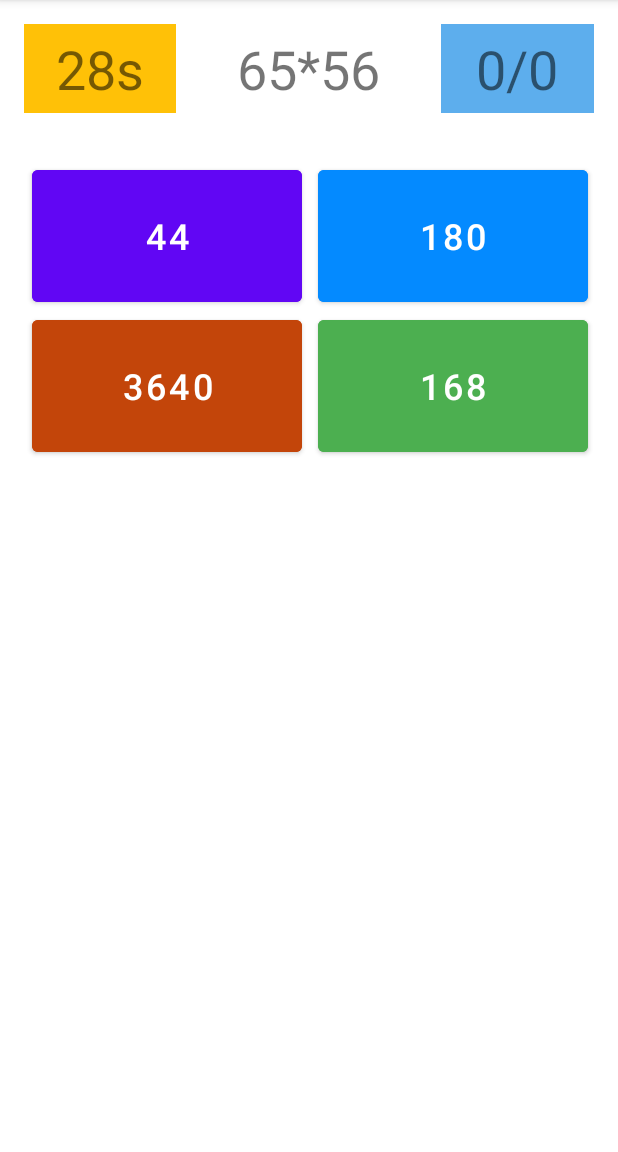
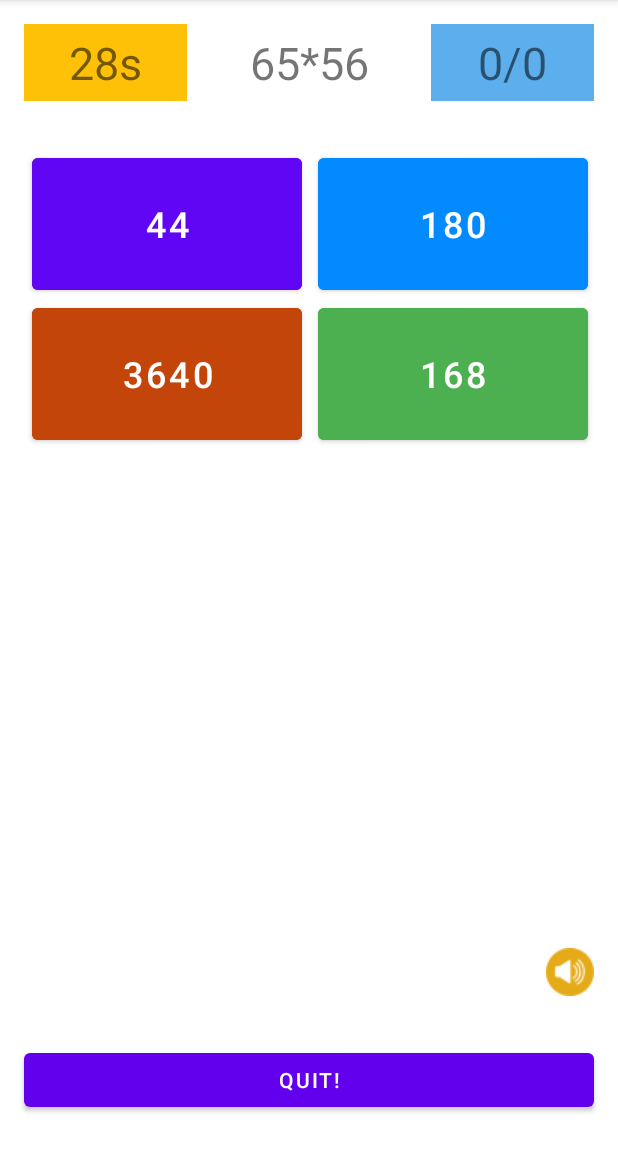
Before and after one commit to yyyeler/androidProjects, an Android app: the screen it shows after launch (MainActivity), after a tap on "PLAY", on a phone screen of 412 x 824 dp, the part 84-1236 px from its top. Run offline under Robolectric (Android 15) with nearby library versions, the phone set to English and light mode, and no system bars.

Commit message:
Brain App is updated.

```diff
--- a/ExampleAppVideo70/app/src/main/java/yyy/myappcompany/exampleappvideo70/MainActivity.java
+++ b/ExampleAppVideo70/app/src/main/java/yyy/myappcompany/exampleappvideo70/MainActivity.java
@@ -3,7 +3,9 @@ package yyy.myappcompany.exampleappvideo70;
 import androidx.appcompat.app.AppCompatActivity;
 import androidx.gridlayout.widget.GridLayout;
 
+import android.content.Context;
 import android.graphics.Color;
+import android.media.AudioManager;
 import android.media.MediaPlayer;
 import android.os.Bundle;
 import android.os.CountDownTimer;
@@ -19,12 +21,16 @@ import java.util.Random;
 public class MainActivity extends AppCompatActivity {
     Button showBtn;
     Button a,b,c,d;
+    ImageButton soundBtn;
     TextView txt,timeText,questionText,ratioText,resultText;
     LinearLayout tab;
     GridLayout grid;
     Random random = new Random();
     int answer;
     MediaPlayer mediaPlayer;
+    boolean isMute=false;
+    boolean isPlay=true;
+    CountDownTimer cmt;
 
     public void play(View view)
     {
@@ -33,17 +39,59 @@ public class MainActivity extends AppCompatActivity {
         tab = findViewById(R.id.tab);
         grid = findViewById(R.id.grid);
         resultText = findViewById(R.id.result);
+        ratioText = findViewById(R.id.ratioText);
+        soundBtn = findViewById(R.id.soundBtn);
 
-
-        showBtn.setVisibility(View.INVISIBLE);
+        if(isPlay)
+        {
             txt.setVisibility(View.INVISIBLE);
             grid.setVisibility(View.VISIBLE);
             tab.setVisibility(View.VISIBLE);
             resultText.setText("");
+            showBtn.setText("QUIT!");
 
             runTheClock(30);
             answer = makeQuestion();
             makeTheChoices(answer);
+
+            a.setEnabled(true);
+            b.setEnabled(true);
+            c.setEnabled(true);
+            d.setEnabled(true);
+            ratioText.setText("0/0");
+            soundBtn.setVisibility(View.VISIBLE);
+            isPlay=false;
+        }
+        else
+        {
+
+            showBtn.setText("PLAY!");
+            txt.setVisibility(View.VISIBLE);
+            grid.setVisibility(View.INVISIBLE);
+            tab.setVisibility(View.INVISIBLE);
+            resultText.setText("");
+            soundBtn.setVisibility(View.INVISIBLE);
+            isPlay=true;
+            cmt.cancel();
+        }
+
+    }
+
+    public void arrangeSound(View view)
+    {
+        if(isMute)
+        {
+            soundBtn = findViewById(R.id.soundBtn);
+            soundBtn.setImageResource(R.drawable.speaker);
+            isMute=false;
+        }
+        else
+        {
+
+            soundBtn = findViewById(R.id.soundBtn);
+            soundBtn.setImageResource(R.drawable.mute);
+            isMute=true;
+        }
     }
 
     public void runTheClock(int seconds)
@@ -56,7 +104,7 @@ public class MainActivity extends AppCompatActivity {
         d = findViewById(R.id.D);
         showBtn = findViewById(R.id.play);
 
-        new CountDownTimer(seconds*1000,1000)
+        cmt=new CountDownTimer(seconds*1000,1000)
         {
             @Override
             public void onTick(long millisUntilFinished) {
@@ -73,8 +121,12 @@ public class MainActivity extends AppCompatActivity {
                 d.setEnabled(false);
                 showBtn.setText("PLAY AGAIN!");
                 showBtn.setVisibility(View.VISIBLE);
+                isPlay=true;
+                if(!isMute)
+                {
                     mediaPlayer = MediaPlayer.create(getApplicationContext(),R.raw.alarm);
                     mediaPlayer.start();
+                }
             }
             }.start();
     }
@@ -98,15 +150,21 @@ public class MainActivity extends AppCompatActivity {
             trueAns++;
             resultText.setTextColor(Color.GREEN);
             resultText.setText("True!");
-            mediaPlayer = MediaPlayer.create(getApplicationContext(),R.raw.correct);
+            if(!isMute)
+            {
+                mediaPlayer = MediaPlayer.create(getApplicationContext(), R.raw.correct);
                 mediaPlayer.start();
+            }
         }
         else
         {
             resultText.setTextColor(Color.RED);
             resultText.setText("Wrong!");
+            if(!isMute)
+            {
                 mediaPlayer = MediaPlayer.create(getApplicationContext(),R.raw.wrong);
                 mediaPlayer.start();
+            }
         }
 
         ratioText.setText((trueAns+"/"+allAns));
--- a/ExampleAppVideo70/app/src/main/res/layout/activity_main.xml
+++ b/ExampleAppVideo70/app/src/main/res/layout/activity_main.xml
@@ -2,9 +2,11 @@
 <androidx.constraintlayout.widget.ConstraintLayout xmlns:android="http://schemas.android.com/apk/res/android"
     xmlns:app="http://schemas.android.com/apk/res-auto"
     xmlns:tools="http://schemas.android.com/tools"
+    android:id="@+id/constraint"
     android:layout_width="match_parent"
     android:layout_height="match_parent"
-    android:backgroundTint="#00BCD4"
+    android:background="@color/white"
+    android:backgroundTint="@color/white"
     tools:context=".MainActivity">
 
     <LinearLayout
@@ -22,7 +24,7 @@
 
         <TextView
             android:id="@+id/timeText"
-            android:layout_width="20dp"
+            android:layout_width="25dp"
             android:layout_height="wrap_content"
             android:layout_weight="1"
             android:background="#FFC107"
@@ -30,7 +32,7 @@
             android:paddingTop="5dp"
             android:paddingBottom="5dp"
             android:text="30s"
-            android:textSize="36sp" />
+            android:textSize="30sp" />
 
         <TextView
             android:id="@+id/questionText"
@@ -41,11 +43,11 @@
             android:paddingTop="5dp"
             android:paddingBottom="5dp"
             android:text="14+12"
-            android:textSize="36sp" />
+            android:textSize="30sp" />
 
         <TextView
             android:id="@+id/ratioText"
-            android:layout_width="20dp"
+            android:layout_width="25dp"
             android:layout_height="wrap_content"
             android:layout_weight="1"
             android:background="#5DAEED"
@@ -53,7 +55,7 @@
             android:paddingTop="5dp"
             android:paddingBottom="5dp"
             android:text="0/0"
-            android:textSize="36sp" />
+            android:textSize="30sp" />
     </LinearLayout>
 
     <androidx.gridlayout.widget.GridLayout
@@ -150,10 +152,11 @@
         android:layout_marginTop="16dp"
         android:layout_marginEnd="16dp"
         android:backgroundTint="#03A9F4"
+        android:fontFamily="cursive"
         android:gravity="center_horizontal|center_vertical"
         android:text="Brain Game"
         android:textColor="#5C00FF"
-        android:textSize="36sp"
+        android:textSize="60sp"
         app:layout_constraintEnd_toEndOf="parent"
         app:layout_constraintStart_toStartOf="parent"
         app:layout_constraintTop_toTopOf="parent" />
@@ -171,4 +174,16 @@
         app:layout_constraintEnd_toEndOf="parent"
         app:layout_constraintStart_toStartOf="parent" />
 
+    <ImageButton
+        android:id="@+id/soundBtn"
+        android:layout_width="32dp"
+        android:layout_height="32dp"
+        android:layout_marginEnd="16dp"
+        android:layout_marginBottom="32dp"
+        android:onClick="arrangeSound"
+        android:visibility="invisible"
+        app:layout_constraintBottom_toTopOf="@+id/play"
+        app:layout_constraintEnd_toEndOf="parent"
+        app:srcCompat="@drawable/speaker" />
+
 </androidx.constraintlayout.widget.ConstraintLayout>
```
Also changed, not shown: ExampleAppVideo70/app/src/main/res/drawable-v24/mute.png (added), ExampleAppVideo70/app/src/main/res/drawable-v24/speaker.png (added). Lines whose indentation alone changed are shown as unchanged.
